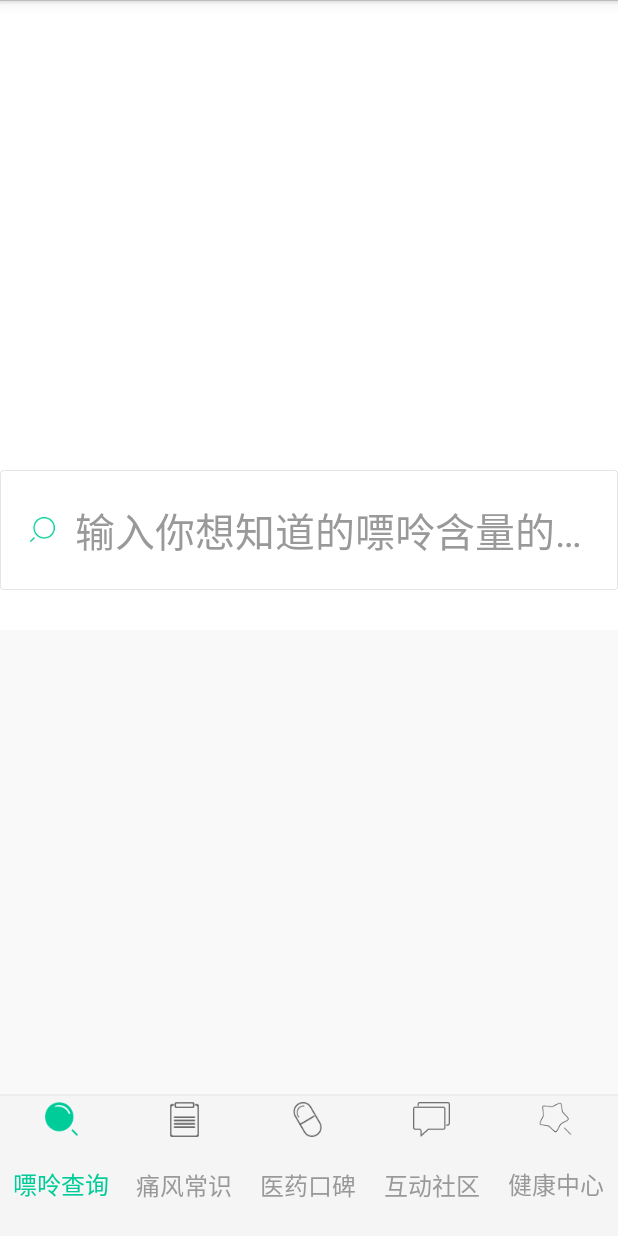
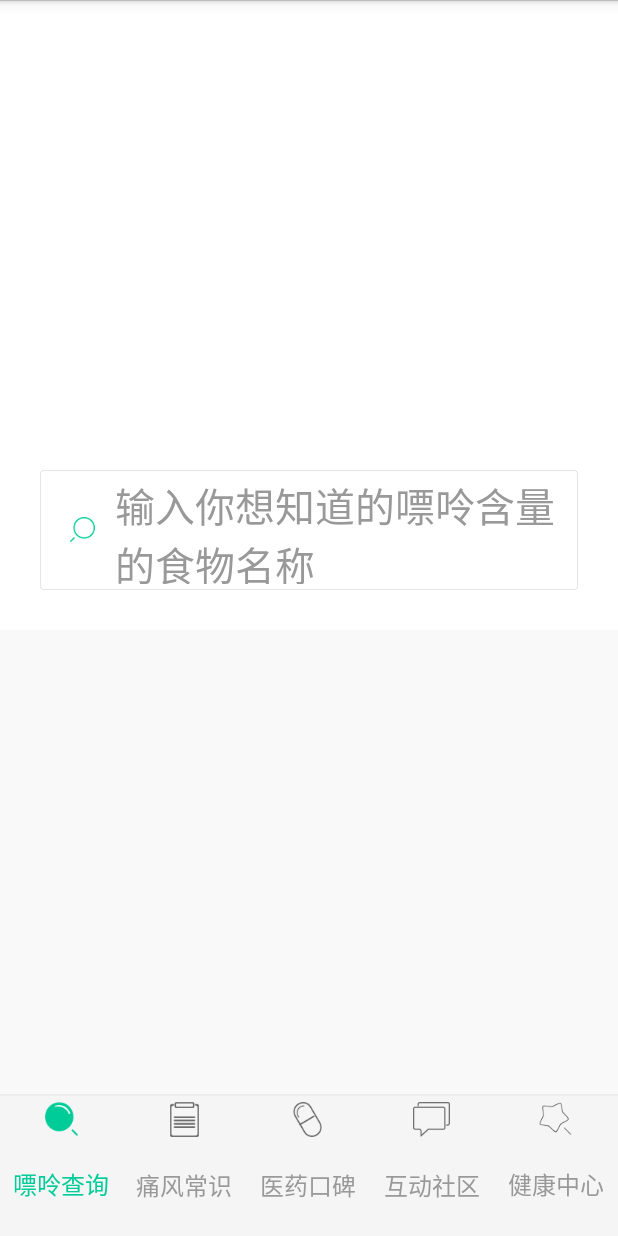
Before and after one commit to gongyaju/gout, an Android app: the MainActivity screen opened directly, with no data from a screen before it, on a phone screen of 412 x 824 dp. Run offline under Robolectric (Android 15) with nearby library versions, the phone set to English and light mode, and no system bars; libraries missing offline, so code that uses them is left out: com.orhanobut.logger, org.xutils, org.xutils.common, org.xutils.ex, org.xutils.http and 2 more; 15 statements that could not run were skipped.

Commit message:
配置文件

```diff
--- a/app/src/main/java/com/pu/gouthelper/service/ClockService.java
+++ b/app/src/main/java/com/pu/gouthelper/service/ClockService.java
@@ -36,10 +36,7 @@ public class ClockService extends Service {
     }
 
     private void waterClock() {
-        setClock(0, 10, 0);
         setClock(1, 13, 0);
-        setClock(2, 17, 0);
-        setClock(3, 21, 0);
     }
 
     private void setClock(int flag, int hour, int minute) {
--- a/app/src/main/res/layout/activity_center_setting.xml
+++ b/app/src/main/res/layout/activity_center_setting.xml
@@ -106,9 +106,11 @@
                 <View
                     android:layout_width="match_parent"
                     android:layout_height="1px"
+                    android:visibility="gone"
                     android:background="@drawable/list_view_divider" />
 
                 <TextView
+                    android:visibility="gone"
                     android:id="@+id/setting_tv_hlepme"
                     android:layout_width="match_parent"
                     android:layout_height="@dimen/space_142"
--- a/app/src/main/res/layout/fragment_page_purin.xml
+++ b/app/src/main/res/layout/fragment_page_purin.xml
@@ -31,7 +31,9 @@
 
         <TextView
             android:id="@+id/purin_edt_search"
-            android:layout_width="@dimen/space_900"
+            android:layout_width="match_parent"
+            android:layout_marginLeft="@dimen/space_40"
+            android:layout_marginRight="@dimen/space_40"
             android:layout_height="@dimen/space_120"
             android:layout_marginBottom="@dimen/space_60"
             android:background="@drawable/bg_edittext"
@@ -41,7 +43,6 @@
             android:gravity="center_vertical"
             android:paddingLeft="@dimen/space_30"
             android:layout_alignParentBottom="true"
-            android:singleLine="true"
             android:text="输入你想知道的嘌呤含量的食物名称"
             android:textColor="@color/text_color_9"
             android:textColorHint="@color/text_color_c"
```
